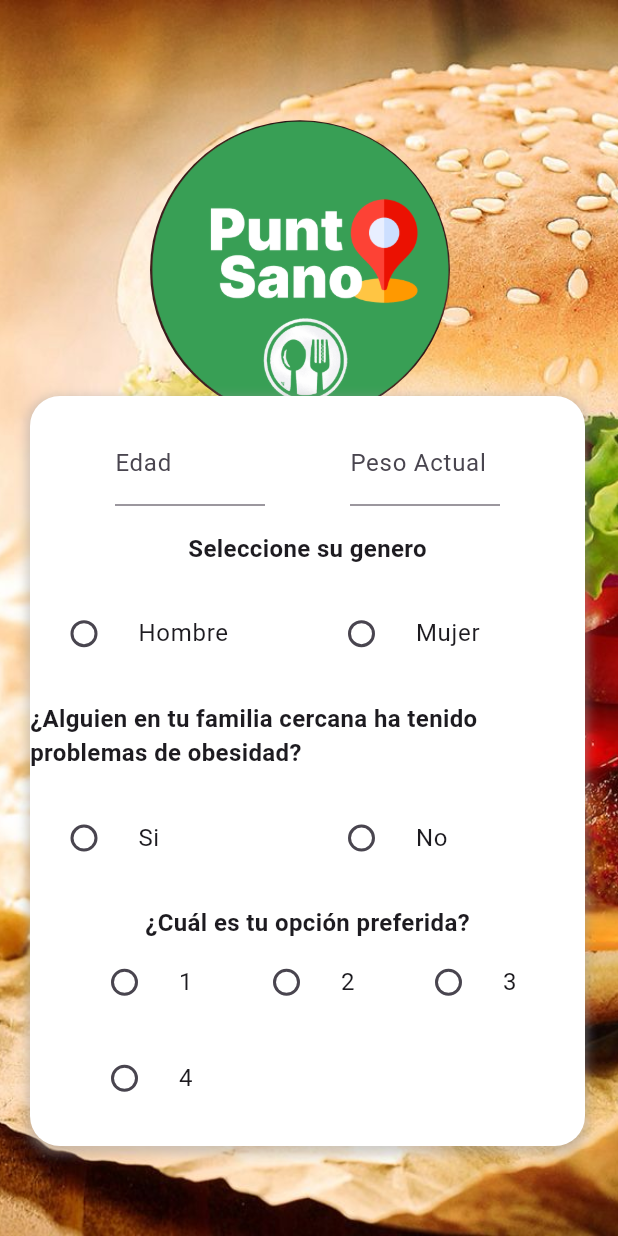
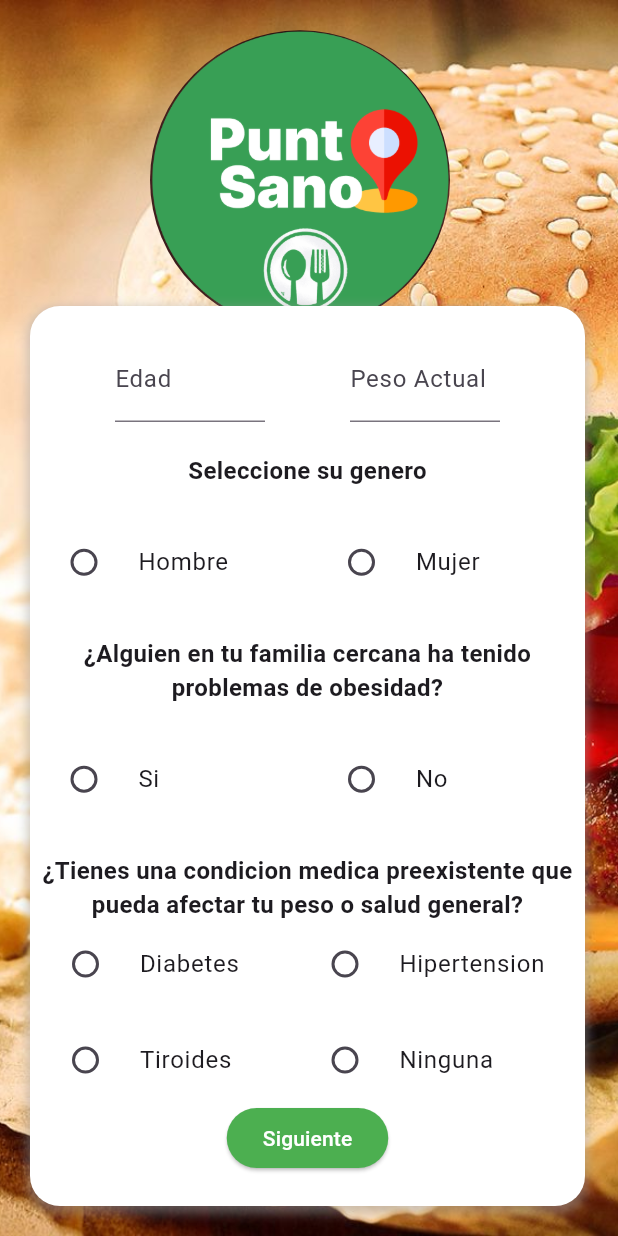
Before and after one commit to yeshua-aguilar/app_puntosano, a Flutter app: the Registre2 screen opened by its route, on a phone screen of 412 x 824 dp. Run offline on Flutter 3.47's test engine with Material 3 defaults, Android fonts, the phone set to English and light mode, and no system bars.

Commit message:
pantalla registre 2 completado

```diff
--- a/lib/registre2.dart
+++ b/lib/registre2.dart
@@ -24,7 +24,7 @@ class _Registre2State extends State<Registre2> {
             fit: BoxFit.cover,
           ),
           Transform.translate(
-            offset: const Offset(100, 80),
+            offset: const Offset(100, 20),
             child: CircleAvatar(
               radius: 100,
               backgroundColor: Colors.transparent,
@@ -38,13 +38,13 @@ class _Registre2State extends State<Registre2> {
           ),
           Positioned(
             left: 20,
-            bottom: 60,
+            bottom: 20,
             child: Center(
               child: Padding(
                 padding: const EdgeInsets.all(0.0),
                 child: Container(
                   width: 370,
-                  height: 500,
+                  height: 600,
                   decoration: BoxDecoration(
                     color: Colors.white,
                     borderRadius: BorderRadius.circular(20),
@@ -124,6 +124,7 @@ class _Registre2State extends State<Registre2> {
                           fontSize: 16,
                           fontWeight: FontWeight.bold,
                         ),
+                        textAlign: TextAlign.center,
                       ),
                       Row(
                         mainAxisAlignment: MainAxisAlignment.spaceEvenly,
@@ -158,12 +159,13 @@ class _Registre2State extends State<Registre2> {
                       Column(
                         mainAxisAlignment: MainAxisAlignment.spaceEvenly,
                         children: [
-                          Text(
-                            '¿Cuál es tu opción preferida?',
+                          const Text(
+                            '¿Tienes una condicion medica preexistente que pueda afectar tu peso o salud general?',
                             style: TextStyle(
                               fontSize: 16,
                               fontWeight: FontWeight.bold,
                             ),
+                            textAlign: TextAlign.center,
                           ),
                           Wrap(
                             alignment: WrapAlignment.start,
@@ -171,9 +173,9 @@ class _Registre2State extends State<Registre2> {
                             runSpacing: 8.0,
                             children: [
                               Container(
-                                width: 100,
+                                width: 165,
                                 child: RadioListTile(
-                                  title: Text('1'),
+                                  title: Text('Diabetes'),
                                   value: 'opcion1',
                                   groupValue: pregunta3Selecionado,
                                   onChanged: (value) {
@@ -184,9 +186,9 @@ class _Registre2State extends State<Registre2> {
                                 ),
                               ),
                               Container(
-                                width: 100,
+                                width: 195,
                                 child: RadioListTile(
-                                  title: Text('2'),
+                                  title: Text('Hipertension'),
                                   value: 'opcion2',
                                   groupValue: pregunta3Selecionado,
                                   onChanged: (value) {
@@ -197,9 +199,9 @@ class _Registre2State extends State<Registre2> {
                                 ),
                               ),
                               Container(
-                                width: 100,
+                                width: 165,
                                 child: RadioListTile(
-                                  title: Text('3'),
+                                  title: Text('Tiroides'),
                                   value: 'opcion3',
                                   groupValue: pregunta3Selecionado,
                                   onChanged: (value) {
@@ -210,9 +212,9 @@ class _Registre2State extends State<Registre2> {
                                 ),
                               ),
                               Container(
-                                width: 100,
+                                width: 160,
                                 child: RadioListTile(
-                                  title: Text('4'),
+                                  title: Text('Ninguna'),
                                   value: 'opcion4',
                                   groupValue: pregunta3Selecionado,
                                   onChanged: (value) {
@@ -224,6 +226,18 @@ class _Registre2State extends State<Registre2> {
                               ),
                             ],
                           ),
+                          ElevatedButton(
+                            onPressed: () {
+                              // Do something when the button is pressed.
+                            },
+                            style: ElevatedButton.styleFrom(
+                              backgroundColor: Colors.green,
+                            ),
+                            child: const Text('Siguiente',
+                                style: TextStyle(
+                                  color: Colors.white,
+                                )),
+                          )
                         ],
                       )
                     ],
```
